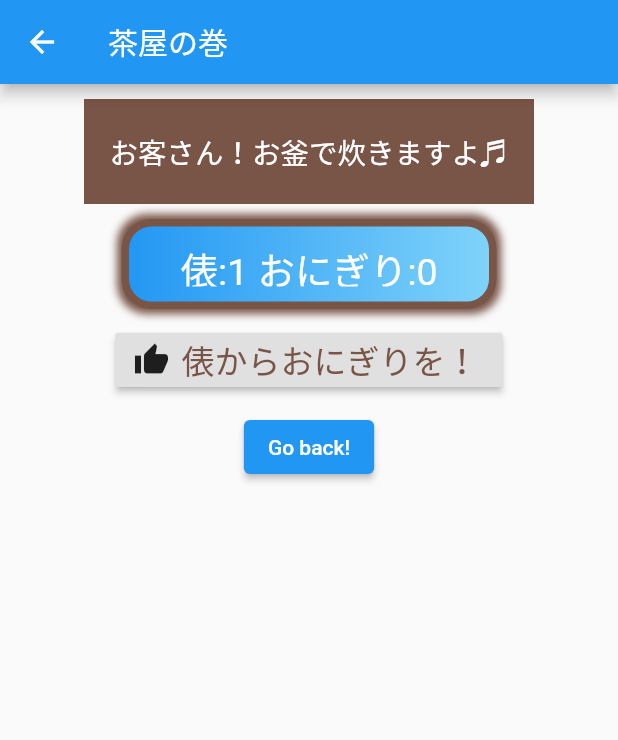
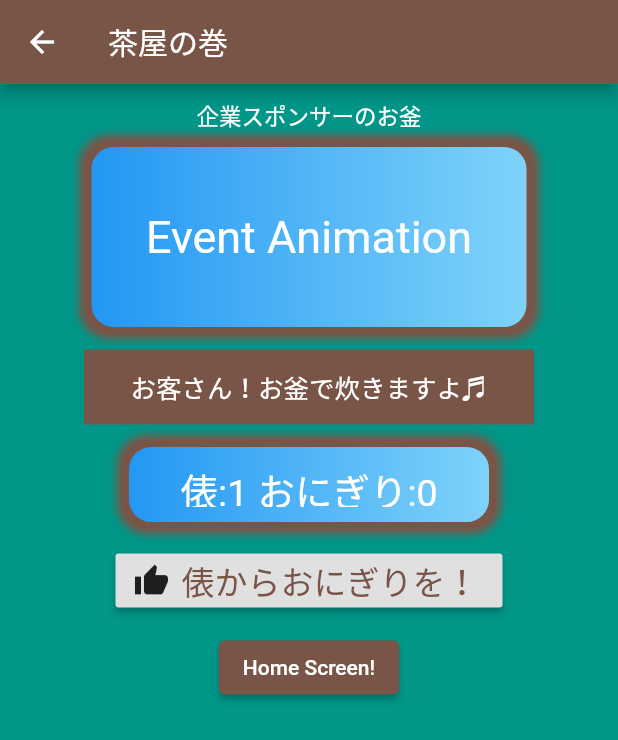
Before and after one commit to Jin01-galaxy/mobility_app00, a Flutter app: the screen it shows after launch, after a tap on "茶屋出現!!", on a phone screen of 412 x 824 dp. Shown: the top 740 px of the screen. Run offline on Flutter 3.47's test engine with Material 2 defaults, Android fonts, the light colour scheme and no system bars.

Commit message:
multi_screen

```diff
--- a/lib/main.dart
+++ b/lib/main.dart
@@ -1,5 +1,6 @@
 import 'package:flutter/material.dart';
 import 'package:mobility_app00/pages/chaya_shop.dart';
+
 
 void main() {
   runApp(MyApp());
@@ -9,8 +10,11 @@ class MyApp extends StatelessWidget {
   @override
   Widget build(BuildContext context) {
     return MaterialApp(
+      routes:{
+        '/first': (context) => SecondRoute()
+      },
       title: 'Container',
-      theme: ThemeData(primarySwatch: Colors.blue),
+      theme: ThemeData(primarySwatch: Colors.brown),
       home: MyHomePage(),
     );
   }
@@ -63,14 +67,14 @@ class _MyHomePageState extends State<MyHomePage> {
           children: <Widget>[
             Container(
               padding: EdgeInsets.fromLTRB(0, 10, 0, 5),
-              child: Text('和風イベント',
+              child: Text('行動変容',
                   style: TextStyle(fontSize: 15, color: Colors.blue[800])),
             ),
             Container(
                 padding: EdgeInsets.all(10.0),
                 // constraints: BoxConstraints.expand(),
                 width: 300,
-                height: 140,
+                height: 130,
                 alignment: Alignment.center,
                 // transform: Matrix4.rotationZ(0.5),
                 decoration: BoxDecoration(
@@ -101,7 +105,7 @@ class _MyHomePageState extends State<MyHomePage> {
               margin: EdgeInsets.all(20.0),
               color: Colors.brown,
               width: 300,
-              height: 70,
+              height: 50,
               alignment: Alignment.center,
               child: Row(
                 mainAxisAlignment: MainAxisAlignment.spaceAround,
@@ -183,6 +187,8 @@ class _MyHomePageState extends State<MyHomePage> {
                 ),
               ),
             ),
+
+
             Image.asset(
               '/Users/jinsuzuki/Development/Flutter_project/mobility_app00/images/IMG_3773.jpeg',
               width: 200,
@@ -193,3 +199,5 @@ class _MyHomePageState extends State<MyHomePage> {
     );
   }
 }
+
+class ThirdRoute {}
--- a/lib/pages/chaya_shop.dart
+++ b/lib/pages/chaya_shop.dart
@@ -1,7 +1,6 @@
 import 'package:flutter/material.dart';
 
 class SecondRoute extends StatefulWidget {
-  // List values;
   final int value;
   SecondRoute({Key key, @required this.value}) : super(key: key);
 
@@ -13,16 +12,23 @@ class _SecondRouteState extends State<SecondRoute> {
   int value;
   _SecondRouteState(this.value);
 
-  final String str2 = 'お客さん！お釜で炊きますよ♬';
-
-  String str3 = '';
+  String str2 = 'お客さん！お釜で炊きますよ♬';
+  String str3 = '俵からおにぎりを！';
   int onigiri = 0;
+  int counter = 0;
 
   void changedata3() {
     setState(() {
       if (value > 0) {
         value -= 1;
         onigiri += 50;
+        str2 = 'おにぎりは現実世界で寄付されます';
+      } else if (counter < 4) {
+        str3 = 'もうお米が無いよ！';
+        str2 = 'もう、帰っておくれ(+_+)';
+        counter += 1;
+      } else {
+        str2 = 'とっとと帰れ〜〜！！';
       }
     });
   }
@@ -30,6 +36,7 @@ class _SecondRouteState extends State<SecondRoute> {
   @override
   Widget build(BuildContext context) {
     return Scaffold(
+      backgroundColor: Colors.teal,
       appBar: AppBar(
         title: Text("茶屋の巻"),
       ),
@@ -37,17 +44,53 @@ class _SecondRouteState extends State<SecondRoute> {
         child: Column(
           children: <Widget>[
             Container(
+              padding: EdgeInsets.fromLTRB(0, 10, 0, 5),
+              child: Text('企業スポンサーのお釜',
+                  style: TextStyle(fontSize: 15, color: Colors.white)),
+            ),
+            Container(
+                padding: EdgeInsets.all(10.0),
+                // constraints: BoxConstraints.expand(),
+                width: 300,
+                height: 130,
+                alignment: Alignment.center,
+                // transform: Matrix4.rotationZ(0.5),
+                decoration: BoxDecoration(
+                  color: Colors.blue,
+                  border: Border.all(
+                    color: Colors.brown,
+                    width: 5.0,
+                    style: BorderStyle.solid,
+                  ),
+                  borderRadius: BorderRadius.all(Radius.circular(20.0)),
+                  boxShadow: [
+                    BoxShadow(
+                      color: Colors.brown,
+                      blurRadius: 4.0,
+                      spreadRadius: 3.0,
+                    )
+                  ],
+                  gradient: LinearGradient(
+                      begin: Alignment.centerLeft,
+                      end: Alignment.centerRight,
+                      colors: [Colors.blue, Colors.lightBlue[200]]),
+                ),
+                child: Text(
+                  'Event Animation',
+                  style: TextStyle(fontSize: 30, color: Colors.white),
+                )),
+            Container(
               margin: EdgeInsets.all(10.0),
               color: Colors.brown,
               width: 300,
-              height: 70,
+              height: 50,
               alignment: Alignment.center,
               child: Row(
                 mainAxisAlignment: MainAxisAlignment.spaceAround,
                 children: <Widget>[
                   Text(
                     '$str2',
-                    style: TextStyle(fontSize: 19, color: Colors.white),
+                    style: TextStyle(fontSize: 17, color: Colors.white),
                   ),
                 ],
               ),
@@ -89,7 +132,7 @@ class _SecondRouteState extends State<SecondRoute> {
                 onPressed: (changedata3),
                 icon: Icon(Icons.thumb_up),
                 label: Text(
-                  '俵からおにぎりを！',
+                  str3,
                   style: TextStyle(fontSize: 22, color: Colors.brown),
                 ),
               ),
@@ -98,8 +141,9 @@ class _SecondRouteState extends State<SecondRoute> {
               child: ElevatedButton(
                 onPressed: () {
                   // Navigate back to first route when tapped.
+                  Navigator.pop(context);
                 },
-                child: Text('Go back!'),
+                child: Text('Home Screen!'),
               ),
             ),
           ],
--- /dev/null
+++ b/lib/pages/third_page.dart
@@ -0,0 +1,14 @@
+import 'package:flutter/material.dart';
+class ThirdPage extends StatefulWidget {
+  @override
+  _ThirdPageState createState() => _ThirdPageState();
+}
+
+class _ThirdPageState extends State<ThirdPage> {
+  @override
+  Widget build(BuildContext context) {
+    return Container(
+
+    );
+  }
+}
```
